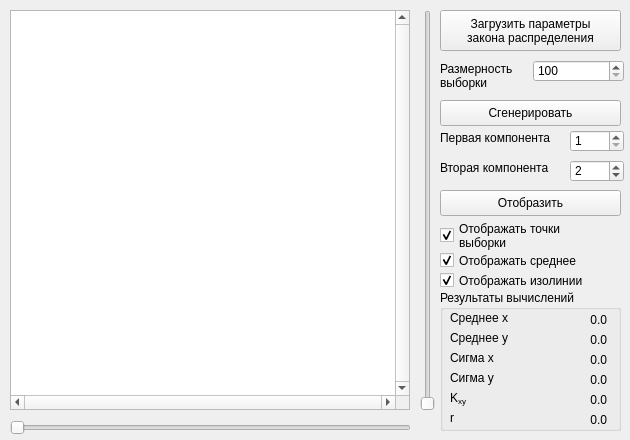
This is mainwindow.ui in lifchicker/pattern-recognition-lab-3 as Qt 5 draws it before an edit. The edited form follows.
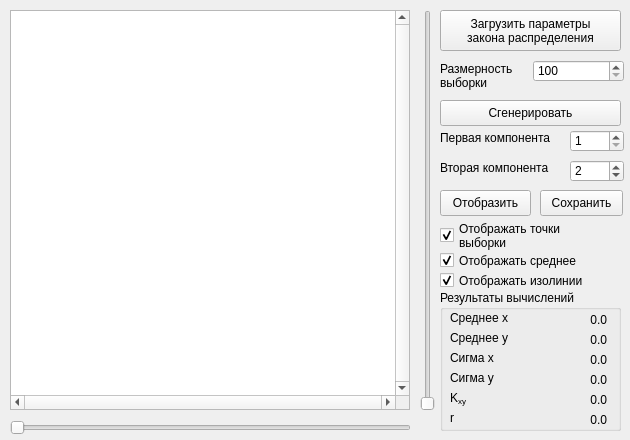
This is the edited form.

Commit message:
Now can save selection.
mainwindow.cpp:
    Added function for saving selection.

mainwindow.ui:
    Added button for saving selection.

What changed in the file:
```diff
--- a/mainwindow.ui
+++ b/mainwindow.ui
@@ -143,7 +143,7 @@
      <rect>
       <x>440</x>
       <y>190</y>
-      <width>181</width>
+      <width>91</width>
       <height>26</height>
      </rect>
     </property>
@@ -473,6 +473,19 @@
      <bool>true</bool>
     </property>
    </widget>
+   <widget class="QPushButton" name="buttonSaveSelection">
+    <property name="geometry">
+     <rect>
+      <x>540</x>
+      <y>190</y>
+      <width>83</width>
+      <height>26</height>
+     </rect>
+    </property>
+    <property name="text">
+     <string>Сохранить</string>
+    </property>
+   </widget>
   </widget>
  </widget>
  <layoutdefault spacing="6" margin="11"/>
```
The commit also changes 2 other files.
